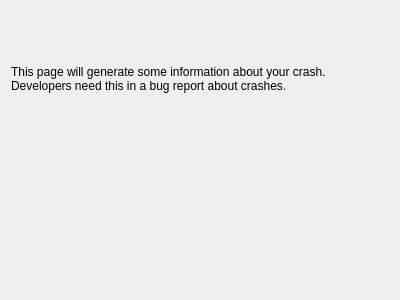
Before: the Qt Designer form drkonqi/ui/assistantpage_crashinfo.ui in KDE/kde-runtime, drawn with Qt 5.
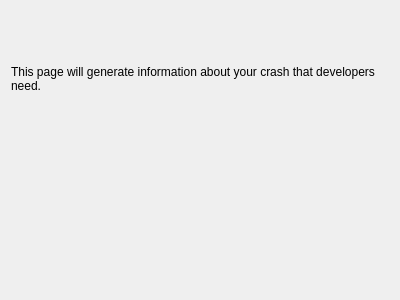
After: the same form once the commit is applied.

What changed in the file:
```diff
--- a/drkonqi/ui/assistantpage_crashinfo.ui
+++ b/drkonqi/ui/assistantpage_crashinfo.ui
@@ -14,7 +14,7 @@
    <item>
     <widget class="QLabel" name="m_subTitle">
      <property name="text">
-      <string comment="@info/rich">This page will generate some information about your crash. Developers need this in a bug report about crashes.</string>
+      <string comment="@info/rich">This page will generate information about your crash that developers need.</string>
      </property>
      <property name="wordWrap">
       <bool>true</bool>
```
